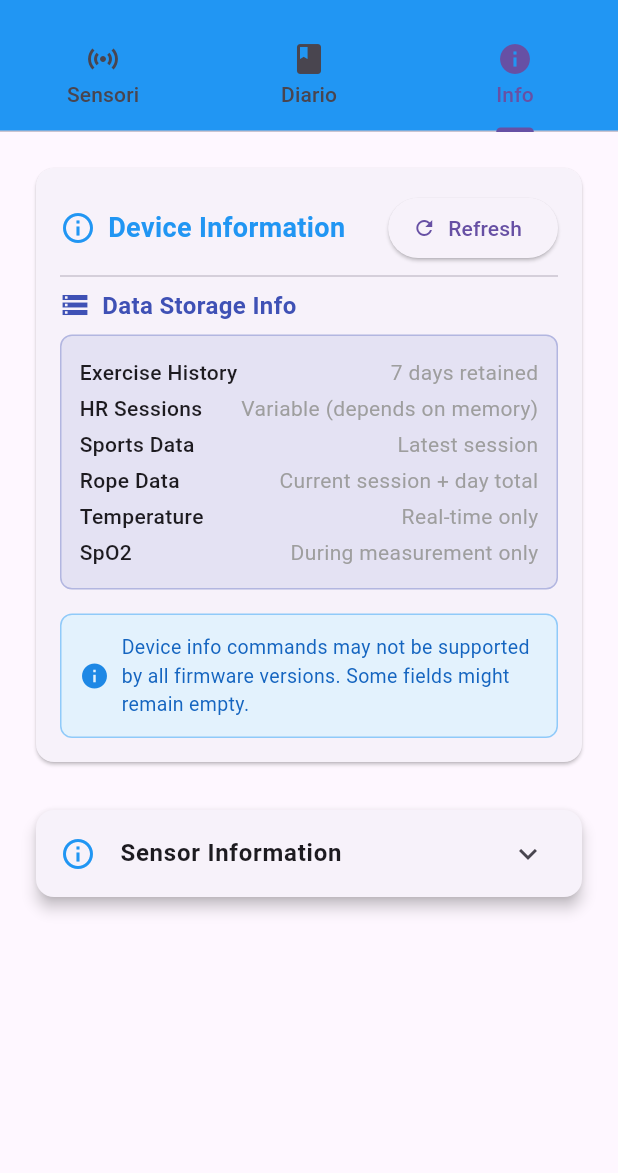
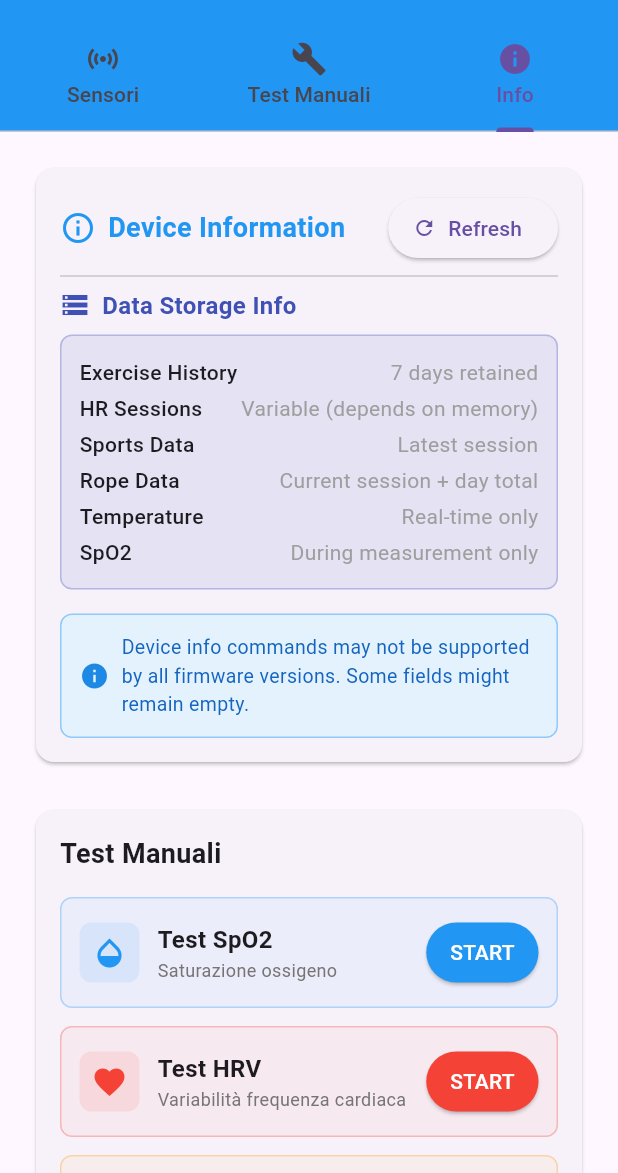
Before and after one commit to paoloartasensi/cl837, a Flutter app: the screen it shows after launch, tab 3 chosen, on a phone screen of 412 x 824 dp, the part 63-1236 px from its top. Run offline on Flutter 3.47's test engine with Material 3 defaults, Android fonts, the phone set to English and light mode, and no system bars; our stand-ins replace flutter_blue_plus, permission_handler, shared_preferences; project files that could hold a hidden picture were left out.

Commit message:
feat: Add Manual Tests Widget for SpO2, HRV, and Temperature testing functionalities

```diff
--- a/lib/main.dart
+++ b/lib/main.dart
@@ -13,18 +13,14 @@ import 'widgets/heart_rate_widget.dart';
 import 'widgets/hrv_session_widget.dart';
 import 'widgets/spo2_widget.dart';
 import 'widgets/temperature_widget.dart';
-import 'widgets/sports_widget.dart';
-import 'widgets/sensor_info_widget.dart';
+import 'widgets/manual_tests_widget.dart';
 import 'widgets/historical_data_widget.dart';
-import 'widgets/rope_skipping_widget.dart';
 import 'widgets/device_info_widget.dart';
-import 'widgets/test_diary_widget.dart';
 import 'models/sensor_data.dart';
 import 'models/heart_rate_data.dart';
 import 'models/hrv_data.dart';
 import 'models/spo2_data.dart';
 import 'models/temperature_data.dart';
-import 'models/sports_data.dart';
 import 'models/historical_data.dart';
 import 'services/error_handler.dart';
 import 'services/performance_monitor.dart';
@@ -84,7 +80,6 @@ class _SensorDisplayPageState extends State<SensorDisplayPage> with TickerProvid
     HRVData? latestHRVData;
     SpO2Data? latestSpO2Data;
     TemperatureData? latestTemperatureData;
-    SportsData? latestSportsData;
 
     // Historical data
     List<ExerciseHistoryData>? latestExerciseHistory;
@@ -100,7 +95,6 @@ class _SensorDisplayPageState extends State<SensorDisplayPage> with TickerProvid
     StreamSubscription<HRVData?>? _hrvDataSubscription;
     StreamSubscription<SpO2Data?>? _spo2DataSubscription;
     StreamSubscription<TemperatureData?>? _temperatureDataSubscription;
-    StreamSubscription<SportsData?>? _sportsDataSubscription;
 
     // Historical data subscriptions
     StreamSubscription<List<ExerciseHistoryData>>? _exerciseHistorySubscription;
@@ -322,17 +316,6 @@ class _SensorDisplayPageState extends State<SensorDisplayPage> with TickerProvid
             },
         );
 
-        _sportsDataSubscription = _extendedService.sportsDataStream.listen(
-            (sportsData) {
-                setState(() {
-                    latestSportsData = sportsData;
-                });
-            },
-            onError: (error) {
-                debugPrint('Sports stream error: $error');
-            },
-        );
-
         // Subscribe to historical data streams
         _exerciseHistorySubscription = _extendedService.exerciseHistoryStream.listen(
             (exerciseHistory) {
@@ -380,7 +363,6 @@ class _SensorDisplayPageState extends State<SensorDisplayPage> with TickerProvid
             await _hrvDataSubscription?.cancel();
             await _spo2DataSubscription?.cancel();
             await _temperatureDataSubscription?.cancel();
-            await _sportsDataSubscription?.cancel();
             await _exerciseHistorySubscription?.cancel();
             await _hrHistoryListSubscription?.cancel();
             await _hrHistoryDataSubscription?.cancel();
@@ -403,7 +385,6 @@ class _SensorDisplayPageState extends State<SensorDisplayPage> with TickerProvid
                 latestHRVData = null;
                 latestSpO2Data = null;
                 latestTemperatureData = null;
-                latestSportsData = null;
                 latestExerciseHistory = null;
                 latestHRHistoryList = null;
                 latestHRHistoryData = null;
@@ -420,12 +401,10 @@ class _SensorDisplayPageState extends State<SensorDisplayPage> with TickerProvid
         _hrvDataSubscription?.cancel();
         _spo2DataSubscription?.cancel();
         _temperatureDataSubscription?.cancel();
-        _sportsDataSubscription?.cancel();
         _exerciseHistorySubscription?.cancel();
         _hrHistoryListSubscription?.cancel();
         _hrHistoryDataSubscription?.cancel();
         _temperatureDataSubscription?.cancel();
-        _sportsDataSubscription?.cancel();
         _sensorService.dispose();
         _heartRateService.dispose();
         _batteryService.dispose();
@@ -632,9 +611,9 @@ class _SensorDisplayPageState extends State<SensorDisplayPage> with TickerProvid
                             temperatureData: latestTemperatureData,
                             isConnected: connectedDevice != null,
                         ),
-                        SportsWidget(
-                            sportsData: latestSportsData,
-                            isConnected: connectedDevice != null,
+                        ManualTestsWidget(
+                            extendedService: _extendedService,
+                            hrvService: _hrvSessionService,
                         ),
                     ],
                 ),
@@ -693,9 +672,9 @@ class _SensorDisplayPageState extends State<SensorDisplayPage> with TickerProvid
                         temperatureData: latestTemperatureData,
                         isConnected: connectedDevice != null,
                     ),
-                    SportsWidget(
-                        sportsData: latestSportsData,
-                        isConnected: connectedDevice != null,
+                    ManualTestsWidget(
+                        extendedService: _extendedService,
+                        hrvService: _hrvSessionService,
                     ),
                 ]),
 
@@ -703,11 +682,6 @@ class _SensorDisplayPageState extends State<SensorDisplayPage> with TickerProvid
 
                 // Accelerometer a larghezza piena
                 AccelerometerWidget(latestData: latestAccelData),
-
-                const SizedBox(height: 16),
-
-                // Sensor Information Widget
-                const SensorInfoWidget(),
 
                 const SizedBox(height: 16),
 
@@ -721,11 +695,6 @@ class _SensorDisplayPageState extends State<SensorDisplayPage> with TickerProvid
                     onRequestHRHistory: requestHRHistory,
                     onRequestAllHistory: requestAllHistoricalData,
                 ),
-
-                const SizedBox(height: 16),
-
-                // Rope Skipping Widget
-                RopeSkippingWidget(service: _extendedService),
 
                 const SizedBox(height: 16),
 
@@ -847,7 +816,10 @@ class _SensorDisplayPageState extends State<SensorDisplayPage> with TickerProvid
                 children: [
                     DeviceInfoWidget(service: _extendedService),
                     const SizedBox(height: 16),
-                    const SensorInfoWidget(),
+                    ManualTestsWidget(
+                        extendedService: _extendedService,
+                        hrvService: _hrvSessionService,
+                    ),
                 ],
             ),
         );
@@ -886,7 +858,7 @@ class _SensorDisplayPageState extends State<SensorDisplayPage> with TickerProvid
                     controller: _tabController,
                     tabs: const [
                         Tab(icon: Icon(Icons.sensors), text: 'Sensori'),
-                        Tab(icon: Icon(Icons.book), text: 'Diario'),
+                        Tab(icon: Icon(Icons.build), text: 'Test Manuali'),
                         Tab(icon: Icon(Icons.info), text: 'Info'),
                     ],
                 ),
@@ -896,8 +868,14 @@ class _SensorDisplayPageState extends State<SensorDisplayPage> with TickerProvid
                 children: [
                     // Tab 1: Sensori
                     _buildSensorTab(),
-                    // Tab 2: Diario
-                    const TestDiaryWidget(),
+                    // Tab 2: Test Manuali
+                    Padding(
+                        padding: const EdgeInsets.all(16.0),
+                        child: ManualTestsWidget(
+                            extendedService: _extendedService,
+                            hrvService: _hrvSessionService,
+                        ),
+                    ),
                     // Tab 3: Info dispositivo
                     _buildInfoTab(),
                 ],
--- /dev/null
+++ b/lib/widgets/manual_tests_widget.dart
@@ -0,0 +1,375 @@
+import 'package:flutter/material.dart';
+import '../chileaf_extended_service.dart';
+import '../hrv_session_service.dart';
+
+class ManualTestsWidget extends StatefulWidget {
+  final ChileafExtendedService extendedService;
+  final HRVSessionService? hrvService;
+
+  const ManualTestsWidget({
+    Key? key,
+    required this.extendedService,
+    this.hrvService,
+  }) : super(key: key);
+
+  @override
+  State<ManualTestsWidget> createState() => _ManualTestsWidgetState();
+}
+
+class _ManualTestsWidgetState extends State<ManualTestsWidget> {
+  bool _isSpO2Testing = false;
+  bool _isHRVTesting = false;
+  bool _isTempTesting = false;
+  bool _isResetting = false;
+
+  @override
+  Widget build(BuildContext context) {
+    return Card(
+      margin: const EdgeInsets.all(8.0),
+      child: Padding(
+        padding: const EdgeInsets.all(16.0),
+        child: Column(
+          crossAxisAlignment: CrossAxisAlignment.start,
+          children: [
+            const Text(
+              'Test Manuali',
+              style: TextStyle(
+                fontSize: 18,
+                fontWeight: FontWeight.bold,
+              ),
+            ),
+            const SizedBox(height: 16),
+
+            // SpO2 Test Section
+            _buildTestSection(
+              title: 'Test SpO2',
+              subtitle: 'Saturazione ossigeno',
+              icon: Icons.opacity,
+              color: Colors.blue,
+              isRunning: _isSpO2Testing,
+              onStart: _startSpO2Test,
+              onStop: _stopSpO2Test,
+            ),
+
+            const SizedBox(height: 12),
+
+            // HRV Test Section
+            _buildTestSection(
+              title: 'Test HRV',
+              subtitle: 'Variabilità frequenza cardiaca',
+              icon: Icons.favorite,
+              color: Colors.red,
+              isRunning: _isHRVTesting,
+              onStart: _startHRVTest,
+              onStop: _stopHRVTest,
+            ),
+
+            const SizedBox(height: 12),
+
+            // Temperature Test Section
+            _buildTestSection(
+              title: 'Test Temperatura',
+              subtitle: 'Temperatura corporea',
+              icon: Icons.thermostat,
+              color: Colors.orange,
+              isRunning: _isTempTesting,
+              onStart: _startTemperatureTest,
+              onStop: _stopTemperatureTest,
+            ),
+
+            const SizedBox(height: 16),
+
+            // Device Control Section
+            Container(
+              width: double.infinity,
+              padding: const EdgeInsets.all(12),
+              decoration: BoxDecoration(
+                border: Border.all(color: Colors.grey.shade300),
+                borderRadius: BorderRadius.circular(8),
+              ),
+              child: Column(
+                crossAxisAlignment: CrossAxisAlignment.start,
+                children: [
+                  const Text(
+                    'Controllo Device',
+                    style: TextStyle(
+                      fontSize: 16,
+                      fontWeight: FontWeight.w600,
+                    ),
+                  ),
+                  const SizedBox(height: 8),
+                  ElevatedButton.icon(
+                    onPressed: _isResetting ? null : _resetDevice,
+                    icon: _isResetting
+                        ? const SizedBox(
+                            width: 16,
+                            height: 16,
+                            child: CircularProgressIndicator(strokeWidth: 2),
+                          )
+                        : const Icon(Icons.restart_alt),
+                    label: Text(_isResetting ? 'Resetting...' : 'Reset Device'),
+                    style: ElevatedButton.styleFrom(
+                      backgroundColor: Colors.red.shade400,
+                      foregroundColor: Colors.white,
+                    ),
+                  ),
+                ],
+              ),
+            ),
+          ],
+        ),
+      ),
+    );
+  }
+
+  Widget _buildTestSection({
+    required String title,
+    required String subtitle,
+    required IconData icon,
+    required Color color,
+    required bool isRunning,
+    required VoidCallback onStart,
+    required VoidCallback onStop,
+  }) {
+    return Container(
+      width: double.infinity,
+      padding: const EdgeInsets.all(12),
+      decoration: BoxDecoration(
+        border: Border.all(color: color.withOpacity(0.3)),
+        borderRadius: BorderRadius.circular(8),
+        color: color.withOpacity(0.05),
+      ),
+      child: Row(
+        children: [
+          Container(
+            padding: const EdgeInsets.all(8),
+            decoration: BoxDecoration(
+              color: color.withOpacity(0.1),
+              borderRadius: BorderRadius.circular(8),
+            ),
+            child: Icon(icon, color: color, size: 24),
+          ),
+          const SizedBox(width: 12),
+          Expanded(
+            child: Column(
+              crossAxisAlignment: CrossAxisAlignment.start,
+              children: [
+                Text(
+                  title,
+                  style: const TextStyle(
+                    fontSize: 16,
+                    fontWeight: FontWeight.w600,
+                  ),
+                ),
+                Text(
+                  subtitle,
+                  style: TextStyle(
+                    fontSize: 12,
+                    color: Colors.grey.shade600,
+                  ),
+                ),
+              ],
+            ),
+          ),
+          const SizedBox(width: 8),
+          isRunning
+              ? Row(
+                  mainAxisSize: MainAxisSize.min,
+                  children: [
+                    const SizedBox(
+                      width: 16,
+                      height: 16,
+                      child: CircularProgressIndicator(strokeWidth: 2),
+                    ),
+                    const SizedBox(width: 8),
+                    TextButton(
+                      onPressed: onStop,
+                      style: TextButton.styleFrom(
+                        foregroundColor: Colors.red,
+                        padding: const EdgeInsets.symmetric(horizontal: 8),
+                      ),
+                      child: const Text('STOP'),
+                    ),
+                  ],
+                )
+              : ElevatedButton(
+                  onPressed: onStart,
+                  style: ElevatedButton.styleFrom(
+                    backgroundColor: color,
+                    foregroundColor: Colors.white,
+                    padding: const EdgeInsets.symmetric(horizontal: 16),
+                  ),
+                  child: const Text('START'),
+                ),
+        ],
+      ),
+    );
+  }
+
+  Future<void> _startSpO2Test() async {
+    setState(() => _isSpO2Testing = true);
+
+    try {
+      await widget.extendedService.measureSpO2();
+
+      // Mostra notifica di successo
+      if (mounted) {
+        ScaffoldMessenger.of(context).showSnackBar(
+          const SnackBar(
+            content: Text('Test SpO2 avviato - Controlla i dati in tempo reale'),
+            backgroundColor: Colors.blue,
+          ),
+        );
+      }
+    } catch (e) {
+      if (mounted) {
+        ScaffoldMessenger.of(context).showSnackBar(
+          SnackBar(
+            content: Text('Errore test SpO2: $e'),
+            backgroundColor: Colors.red,
+          ),
+        );
+      }
+    } finally {
+      setState(() => _isSpO2Testing = false);
+    }
+  }
+
+  Future<void> _stopSpO2Test() async {
+    try {
+      await widget.extendedService.forceExitSpO2Mode();
+
+      if (mounted) {
+        ScaffoldMessenger.of(context).showSnackBar(
+          const SnackBar(
+            content: Text('Test SpO2 interrotto'),
+            backgroundColor: Colors.orange,
+          ),
+        );
+      }
+    } finally {
+      setState(() => _isSpO2Testing = false);
+    }
+  }
+
+  Future<void> _startHRVTest() async {
+    setState(() => _isHRVTesting = true);
+
+    try {
+
+      if (widget.hrvService != null) {
+        // Usa il servizio HRV se disponibile
+        await widget.extendedService.requestHRVData();
+      } else {
+        // Fallback usando extended service
+        await widget.extendedService.requestHRVData();
+      }
+
+      if (mounted) {
+        ScaffoldMessenger.of(context).showSnackBar(
+          const SnackBar(
+            content: Text('Test HRV avviato - Controlla i dati HR estesi'),
+            backgroundColor: Colors.red,
+          ),
+        );
+      }
+    } catch (e) {
+      if (mounted) {
+        ScaffoldMessenger.of(context).showSnackBar(
+          SnackBar(
+            content: Text('Errore test HRV: $e'),
+            backgroundColor: Colors.red,
+          ),
+        );
+      }
+    } finally {
+      setState(() => _isHRVTesting = false);
+    }
+  }
+
+  Future<void> _stopHRVTest() async {
+    try {
+      // Non c'è un comando specifico per fermare HRV, quindi solo feedback
+
+      if (mounted) {
+        ScaffoldMessenger.of(context).showSnackBar(
+          const SnackBar(
+            content: Text('Test HRV interrotto'),
+            backgroundColor: Colors.orange,
+          ),
+        );
+      }
+    } finally {
+      setState(() => _isHRVTesting = false);
+    }
+  }
+
+  Future<void> _startTemperatureTest() async {
+    setState(() => _isTempTesting = true);
+
+    try {
+      await widget.extendedService.requestTemperature();
+
+      if (mounted) {
+        ScaffoldMessenger.of(context).showSnackBar(
+          const SnackBar(
+            content: Text('Test temperatura avviato'),
+            backgroundColor: Colors.orange,
+          ),
+        );
+      }
+    } catch (e) {
+      if (mounted) {
+        ScaffoldMessenger.of(context).showSnackBar(
+          SnackBar(
+            content: Text('Errore test temperatura: $e'),
+            backgroundColor: Colors.red,
+          ),
+        );
+      }
+    } finally {
+      setState(() => _isTempTesting = false);
+    }
+  }
+
+  Future<void> _stopTemperatureTest() async {
+    setState(() => _isTempTesting = false);
+
+    if (mounted) {
+      ScaffoldMessenger.of(context).showSnackBar(
+        const SnackBar(
+          content: Text('Test temperatura interrotto'),
+          backgroundColor: Colors.orange,
+        ),
+      );
+    }
+  }
+
+  Future<void> _resetDevice() async {
+    setState(() => _isResetting = true);
+
+    try {
+      await widget.extendedService.deviceReset();
+
+      if (mounted) {
+        ScaffoldMessenger.of(context).showSnackBar(
+          const SnackBar(
+            content: Text('Device resettato con successo'),
+            backgroundColor: Colors.green,
+          ),
+        );
+      }
+    } catch (e) {
+      if (mounted) {
+        ScaffoldMessenger.of(context).showSnackBar(
+          SnackBar(
+            content: Text('Errore reset: $e'),
+            backgroundColor: Colors.red,
+          ),
+        );
+      }
+    } finally {
+      setState(() => _isResetting = false);
+    }
+  }
+}
```
Also changed, not shown: lib/chileaf_extended_service.dart (+59 -0 lines).
